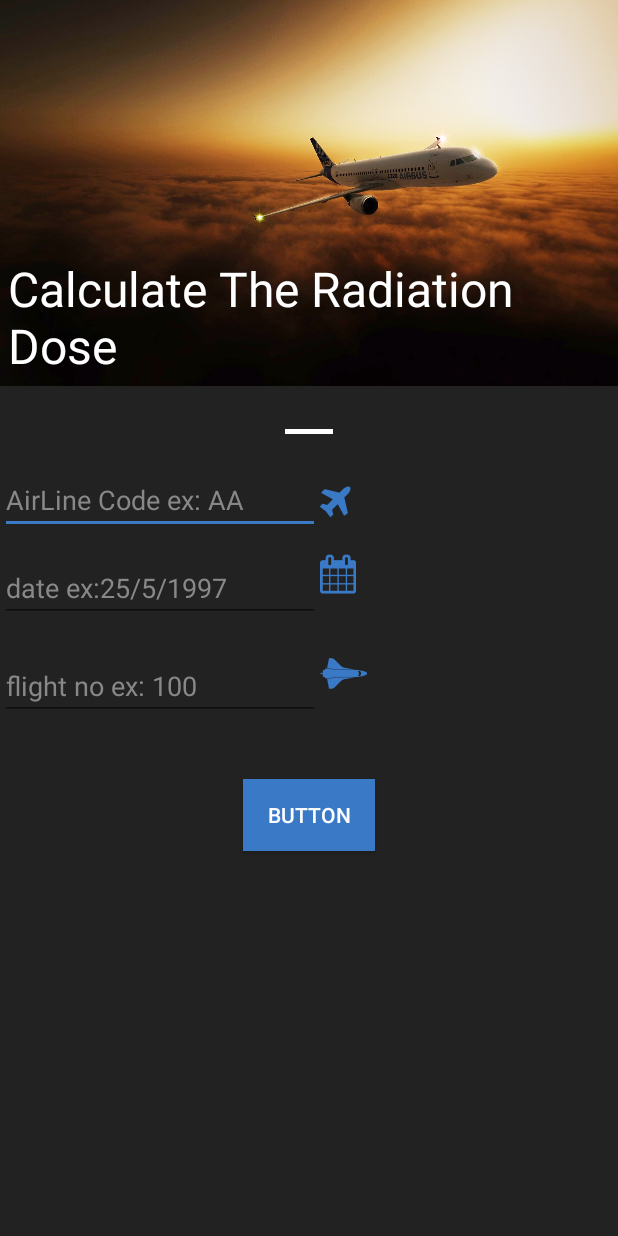
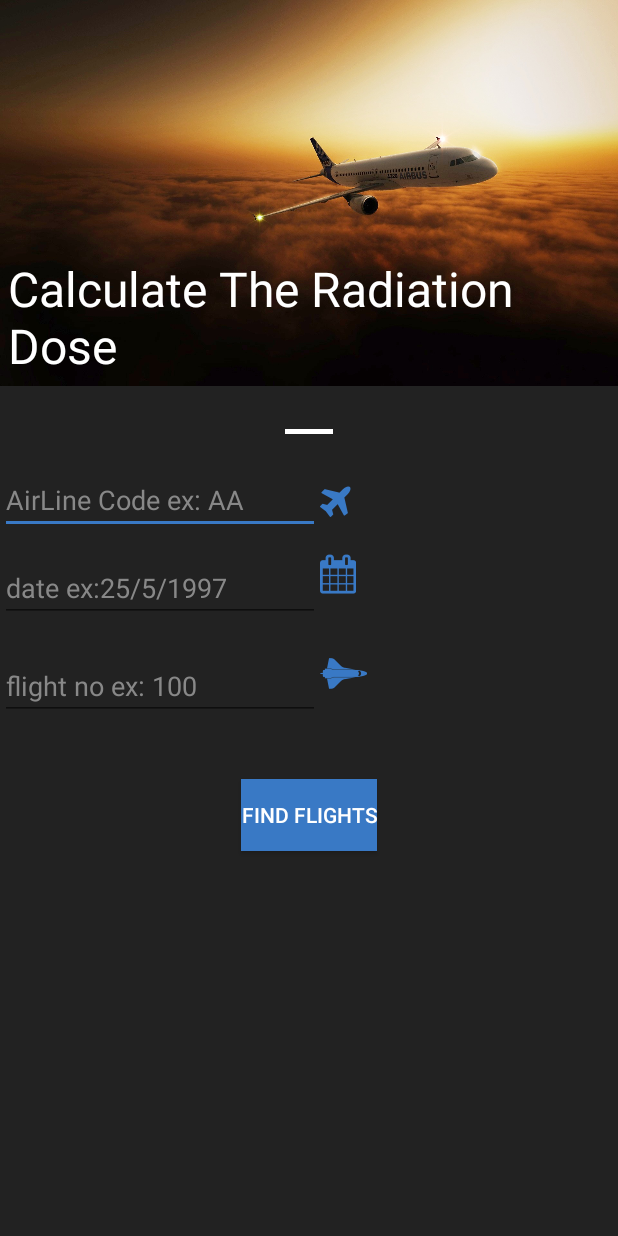
Before and after one commit to k-sae/Rad-Eye-v2, an Android app: the screen it shows after launch (MainActivity), on a phone screen of 412 x 824 dp. Run offline under Robolectric (Android 15) with nearby library versions, the phone set to English and light mode, and no system bars.

Commit message:
finish overlay

```diff
--- a/app/src/main/java/com/p4f/kareem/rad_eye_v2/FlightStatusByDate.java
+++ b/app/src/main/java/com/p4f/kareem/rad_eye_v2/FlightStatusByDate.java
@@ -3,9 +3,12 @@ package com.p4f.kareem.rad_eye_v2;
 
 import android.os.Bundle;
 import android.support.v4.app.Fragment;
+import android.support.v4.app.FragmentManager;
 import android.view.LayoutInflater;
 import android.view.View;
 import android.view.ViewGroup;
+import android.widget.Button;
+import android.widget.FrameLayout;
 
 
 /**
@@ -23,7 +26,16 @@ public class FlightStatusByDate extends Fragment {
     public View onCreateView(LayoutInflater inflater, ViewGroup container,
                              Bundle savedInstanceState) {
         // Inflate the layout for this fragment
-        return inflater.inflate(R.layout.fragment_flight_status_by_date, container, false);
+        View view  = inflater.inflate(R.layout.fragment_flight_status_by_date, container, false);
+        Button button  = (Button) view.findViewById(R.id.findFlights);
+        button.setOnClickListener(new View.OnClickListener() {
+            @Override
+            public void onClick(View v) {
+                getFragmentManager().beginTransaction().add(R.id.overLay, new availableFlights())
+                        .commit();
+            }
+        });
+        return view;
     }
 
 }
--- a/app/src/main/res/layout/activity_main.xml
+++ b/app/src/main/res/layout/activity_main.xml
@@ -19,7 +19,9 @@
             <!--app:popupTheme="@style/AppTheme.PopupOverlay" />-->
 
     <!--</android.support.design.widget.AppBarLayout>-->
-
+<RelativeLayout
+    android:layout_width="match_parent"
+    android:layout_height="match_parent">
     <include layout="@layout/content_main" />
 
     <!--<android.support.design.widget.FloatingActionButton-->
@@ -29,5 +31,12 @@
         <!--android:layout_gravity="bottom|end"-->
         <!--android:layout_margin="@dimen/fab_margin"-->
         <!--app:srcCompat="@android:drawable/ic_dialog_email" />-->
-
+<FrameLayout
+    android:layout_width="match_parent"
+    android:layout_height="match_parent"
+    android:layout_centerHorizontal="true"
+    android:layout_centerVertical="true"
+    android:id="@+id/overLay"
+    />
+</RelativeLayout>
 </android.support.design.widget.CoordinatorLayout>
--- a/app/src/main/res/layout/fragment_flight_status_by_date.xml
+++ b/app/src/main/res/layout/fragment_flight_status_by_date.xml
@@ -5,6 +5,7 @@
     tools:context="com.p4f.kareem.rad_eye_v2.FlightStatusByDate" android:background="@color/background">
 
     <!-- TODO: Update blank fragment layout -->
+
     <EditText
         android:id="@+id/airline_EditText"
         android:layout_width="wrap_content"
@@ -56,13 +57,13 @@
         android:layout_toRightOf="@+id/date_editText" />
 
     <Button
-        android:id="@+id/button"
+        android:id="@+id/findFlights"
         android:layout_width="wrap_content"
         android:layout_height="wrap_content"
         android:layout_marginTop="39dp"
         android:background="@color/colorAccent"
         android:textColor="@color/colorForeground"
-        android:text="Button"
+        android:text="@string/find_flights"
         android:layout_below="@+id/editText"
         android:layout_centerHorizontal="true" />
 
@@ -86,7 +87,7 @@
         android:layout_alignTop="@+id/editText"
         android:layout_toEndOf="@+id/editText"
         android:layout_toRightOf="@+id/editText"
-        android:text="@string/flighing_plane_icon"
+        android:text="@string/flying_plane_icon"
         android:textColor="@color/colorAccent"
         android:textSize="26sp"/>
 
--- a/app/src/main/res/layout/fragment_main.xml
+++ b/app/src/main/res/layout/fragment_main.xml
@@ -50,6 +50,7 @@
                 android:paddingBottom="4dp" />
 
         </android.support.v4.view.ViewPager>
+
     </RelativeLayout>
 </ScrollView>
 </android.support.constraint.ConstraintLayout>
--- a/app/src/main/res/values/strings.xml
+++ b/app/src/main/res/values/strings.xml
@@ -10,5 +10,6 @@
     <string name="date_ex_25_5_1997">date ex:25/5/1997</string>
     <string name="calender_icon"></string>
     <string name="flight_no_ex_100">flight no ex: 100</string>
-    <string name="flighing_plane_icon"></string>
+    <string name="flying_plane_icon"></string>
+    <string name="find_flights">find flights</string>
 </resources>
```
Also changed, not shown: app/src/main/java/com/p4f/kareem/rad_eye_v2/MainActivity.java (+15 -0 lines), app/src/main/java/com/p4f/kareem/rad_eye_v2/WrapContentViewPager.java (deleted, +0 -58 lines), app/src/main/java/com/p4f/kareem/rad_eye_v2/availableFlights.java (added, +30 -0 lines), app/src/main/res/layout/fragment_available_flights.xml (added, +16 -0 lines).
